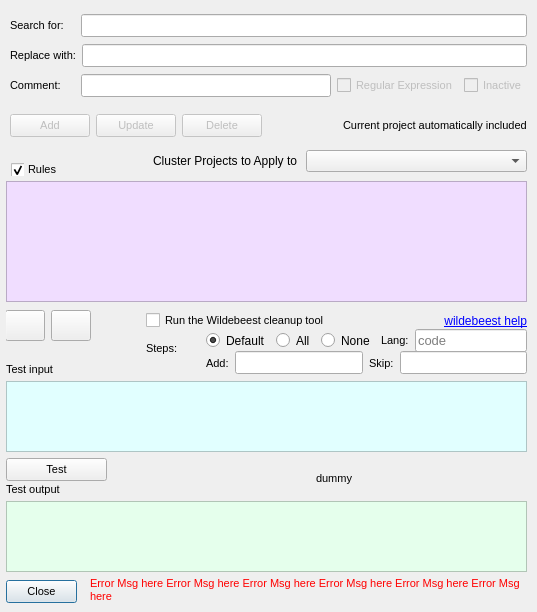
Before: the Qt Designer form Dev/Lib/Windows/TextInOut.ui in rmlockwood/FLExTrans, drawn with Qt 5.
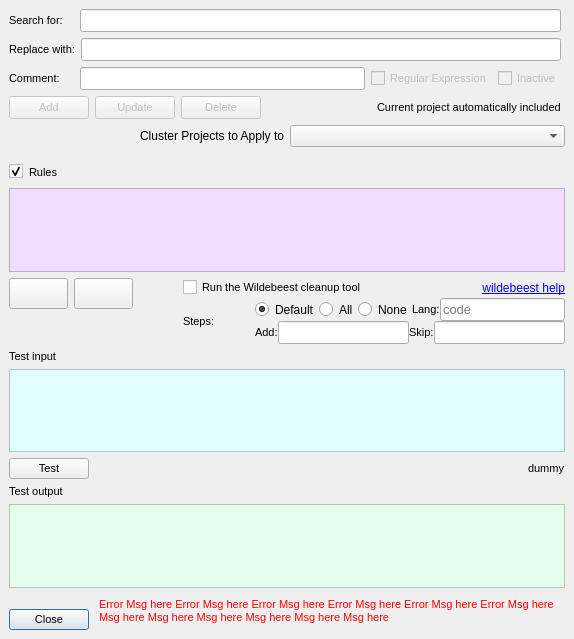
After: the same form once the commit is applied.

```diff
--- a/Dev/Lib/Windows/TextInOut.ui
+++ b/Dev/Lib/Windows/TextInOut.ui
@@ -6,28 +6,56 @@
    <rect>
     <x>0</x>
     <y>0</y>
-    <width>537</width>
-    <height>612</height>
+    <width>574</width>
+    <height>639</height>
    </rect>
   </property>
   <property name="windowTitle">
    <string>Text Out Rules</string>
   </property>
   <widget class="QWidget" name="centralwidget">
-   <widget class="QWidget" name="layoutWidget">
-    <property name="geometry">
-     <rect>
-      <x>10</x>
-      <y>40</y>
-      <width>521</width>
-      <height>31</height>
-     </rect>
+   <layout class="QVBoxLayout" name="verticalLayout">
+    <property name="bottomMargin">
+     <number>0</number>
     </property>
+    <item>
+     <layout class="QHBoxLayout" name="horizontalLayout_2">
+      <property name="rightMargin">
+       <number>4</number>
+      </property>
+      <item>
+       <widget class="QLabel" name="searchLabel">
+        <property name="minimumSize">
+         <size>
+          <width>65</width>
+          <height>0</height>
+         </size>
+        </property>
+        <property name="font">
+         <font>
+          <pointsize>8</pointsize>
+         </font>
+        </property>
+        <property name="text">
+         <string>Search for:</string>
+        </property>
+       </widget>
+      </item>
+      <item>
+       <widget class="QLineEdit" name="searchTextBox">
     <property name="font">
      <font>
       <pointsize>10</pointsize>
      </font>
     </property>
+        <property name="layoutDirection">
+         <enum>Qt::LeftToRight</enum>
+        </property>
+       </widget>
+      </item>
+     </layout>
+    </item>
+    <item>
     <layout class="QHBoxLayout" name="horizontalLayout">
      <property name="rightMargin">
       <number>4</number>
@@ -57,21 +85,78 @@
       </widget>
      </item>
     </layout>
-   </widget>
-   <widget class="QWidget" name="layoutWidget_2">
-    <property name="geometry">
-     <rect>
-      <x>10</x>
-      <y>110</y>
-      <width>521</width>
-      <height>31</height>
-     </rect>
-    </property>
+    </item>
+    <item>
+     <layout class="QHBoxLayout" name="horizontalLayout_3">
+      <property name="rightMargin">
+       <number>4</number>
+      </property>
+      <item>
+       <widget class="QLabel" name="commentLabel">
+        <property name="minimumSize">
+         <size>
+          <width>65</width>
+          <height>0</height>
+         </size>
+        </property>
+        <property name="font">
+         <font>
+          <pointsize>8</pointsize>
+         </font>
+        </property>
+        <property name="text">
+         <string>Comment:</string>
+        </property>
+       </widget>
+      </item>
+      <item>
+       <widget class="QLineEdit" name="commentTextBox">
     <property name="font">
      <font>
       <pointsize>10</pointsize>
      </font>
     </property>
+       </widget>
+      </item>
+      <item>
+       <widget class="QCheckBox" name="regexCheckBox">
+        <property name="enabled">
+         <bool>false</bool>
+        </property>
+        <property name="font">
+         <font>
+          <pointsize>8</pointsize>
+         </font>
+        </property>
+        <property name="toolTip">
+         <string>Treat the search and replace text as regular expressions.</string>
+        </property>
+        <property name="text">
+         <string>Regular Expression</string>
+        </property>
+       </widget>
+      </item>
+      <item>
+       <widget class="QCheckBox" name="inactiveCheckBox">
+        <property name="enabled">
+         <bool>false</bool>
+        </property>
+        <property name="font">
+         <font>
+          <pointsize>8</pointsize>
+         </font>
+        </property>
+        <property name="toolTip">
+         <string/>
+        </property>
+        <property name="text">
+         <string>Inactive</string>
+        </property>
+       </widget>
+      </item>
+     </layout>
+    </item>
+    <item>
     <layout class="QHBoxLayout" name="buttonLayout">
      <property name="sizeConstraint">
       <enum>QLayout::SetNoConstraint</enum>
@@ -213,149 +298,11 @@
       </widget>
      </item>
     </layout>
-   </widget>
-   <widget class="QWidget" name="layoutWidget_4">
-    <property name="geometry">
-     <rect>
-      <x>10</x>
-      <y>10</y>
-      <width>521</width>
-      <height>31</height>
-     </rect>
-    </property>
-    <property name="font">
-     <font>
-      <pointsize>10</pointsize>
-     </font>
-    </property>
-    <layout class="QHBoxLayout" name="horizontalLayout_2">
-     <property name="rightMargin">
-      <number>4</number>
-     </property>
-     <item>
-      <widget class="QLabel" name="searchLabel">
-       <property name="minimumSize">
-        <size>
-         <width>65</width>
-         <height>0</height>
-        </size>
-       </property>
-       <property name="font">
-        <font>
-         <pointsize>8</pointsize>
-        </font>
-       </property>
-       <property name="text">
-        <string>Search for:</string>
-       </property>
-      </widget>
      </item>
      <item>
-      <widget class="QLineEdit" name="searchTextBox">
-       <property name="font">
-        <font>
-         <pointsize>10</pointsize>
-        </font>
-       </property>
-       <property name="layoutDirection">
-        <enum>Qt::LeftToRight</enum>
-       </property>
-      </widget>
-     </item>
-    </layout>
-   </widget>
-   <widget class="QWidget" name="layoutWidget_5">
-    <property name="geometry">
-     <rect>
-      <x>10</x>
-      <y>70</y>
-      <width>521</width>
-      <height>31</height>
-     </rect>
-    </property>
-    <property name="font">
-     <font>
-      <pointsize>10</pointsize>
-     </font>
-    </property>
-    <layout class="QHBoxLayout" name="horizontalLayout_3">
-     <property name="rightMargin">
-      <number>4</number>
-     </property>
+     <layout class="QHBoxLayout" name="horizontalLayout_7">
      <item>
-      <widget class="QLabel" name="commentLabel">
-       <property name="minimumSize">
-        <size>
-         <width>65</width>
-         <height>0</height>
-        </size>
-       </property>
-       <property name="font">
-        <font>
-         <pointsize>8</pointsize>
-        </font>
-       </property>
-       <property name="text">
-        <string>Comment:</string>
-       </property>
-      </widget>
-     </item>
-     <item>
-      <widget class="QLineEdit" name="commentTextBox">
-       <property name="font">
-        <font>
-         <pointsize>10</pointsize>
-        </font>
-       </property>
-      </widget>
-     </item>
-     <item>
-      <widget class="QCheckBox" name="regexCheckBox">
-       <property name="enabled">
-        <bool>false</bool>
-       </property>
-       <property name="font">
-        <font>
-         <pointsize>8</pointsize>
-        </font>
-       </property>
-       <property name="toolTip">
-        <string>Treat the search and replace text as regular expressions.</string>
-       </property>
-       <property name="text">
-        <string>Regular Expression</string>
-       </property>
-      </widget>
-     </item>
-     <item>
-      <widget class="QCheckBox" name="inactiveCheckBox">
-       <property name="enabled">
-        <bool>false</bool>
-       </property>
-       <property name="font">
-        <font>
-         <pointsize>8</pointsize>
-        </font>
-       </property>
-       <property name="toolTip">
-        <string/>
-       </property>
-       <property name="text">
-        <string>Inactive</string>
-       </property>
-      </widget>
-     </item>
-    </layout>
-   </widget>
    <widget class="QLabel" name="clusterProjectsLabel">
-    <property name="geometry">
-     <rect>
-      <x>66</x>
-      <y>150</y>
-      <width>231</width>
-      <height>21</height>
-     </rect>
-    </property>
     <property name="text">
      <string>Cluster Projects to Apply to</string>
     </property>
@@ -363,35 +310,240 @@
      <set>Qt::AlignRight|Qt::AlignTrailing|Qt::AlignVCenter</set>
     </property>
    </widget>
-   <widget class="QComboBox" name="clusterProjectsComboBox">
-    <property name="geometry">
-     <rect>
-      <x>306</x>
-      <y>150</y>
-      <width>221</width>
-      <height>22</height>
-     </rect>
-    </property>
-   </widget>
+      </item>
+      <item>
+       <widget class="QComboBox" name="clusterProjectsComboBox"/>
+      </item>
+     </layout>
+    </item>
+    <item>
    <widget class="QWidget" name="widgetContainer" native="true">
-    <property name="geometry">
-     <rect>
-      <x>6</x>
-      <y>150</y>
-      <width>521</width>
-      <height>461</height>
-     </rect>
-    </property>
-    <widget class="QWidget" name="horizontalLayoutWidget">
-     <property name="geometry">
-      <rect>
-       <x>200</x>
-       <y>179</y>
-       <width>321</width>
-       <height>24</height>
-      </rect>
-     </property>
-     <layout class="QHBoxLayout" name="horizontalLayout_4">
+      <layout class="QVBoxLayout" name="verticalLayout_3">
+       <property name="leftMargin">
+        <number>0</number>
+       </property>
+       <property name="rightMargin">
+        <number>0</number>
+       </property>
+       <item>
+        <layout class="QHBoxLayout" name="horizontalLayout_8">
+         <item>
+          <widget class="QCheckBox" name="selectAllCheckBox">
+           <property name="text">
+            <string/>
+           </property>
+           <property name="checked">
+            <bool>true</bool>
+           </property>
+           <property name="tristate">
+            <bool>true</bool>
+           </property>
+          </widget>
+         </item>
+         <item>
+          <widget class="QLabel" name="rulesLabel">
+           <property name="font">
+            <font>
+             <pointsize>8</pointsize>
+            </font>
+           </property>
+           <property name="text">
+            <string>Rules</string>
+           </property>
+          </widget>
+         </item>
+         <item>
+          <spacer name="horizontalSpacer_2">
+           <property name="orientation">
+            <enum>Qt::Horizontal</enum>
+           </property>
+           <property name="sizeHint" stdset="0">
+            <size>
+             <width>40</width>
+             <height>20</height>
+            </size>
+           </property>
+          </spacer>
+         </item>
+        </layout>
+       </item>
+       <item>
+        <widget class="QListView" name="rulesList">
+         <property name="minimumSize">
+          <size>
+           <width>0</width>
+           <height>26</height>
+          </size>
+         </property>
+         <property name="font">
+          <font>
+           <pointsize>10</pointsize>
+          </font>
+         </property>
+         <property name="styleSheet">
+          <string notr="true">background-color: rgb(240, 221, 255);</string>
+         </property>
+         <property name="editTriggers">
+          <set>QAbstractItemView::EditKeyPressed</set>
+         </property>
+        </widget>
+       </item>
+       <item>
+        <layout class="QHBoxLayout" name="horizontalLayout_9">
+         <item alignment="Qt::AlignTop">
+          <widget class="QPushButton" name="moveUpButton">
+           <property name="minimumSize">
+            <size>
+             <width>40</width>
+             <height>30</height>
+            </size>
+           </property>
+           <property name="font">
+            <font>
+             <pointsize>14</pointsize>
+            </font>
+           </property>
+           <property name="toolTip">
+            <string>Move the selected rule up.</string>
+           </property>
+           <property name="text">
+            <string notr="true"/>
+           </property>
+          </widget>
+         </item>
+         <item alignment="Qt::AlignTop">
+          <widget class="QPushButton" name="moveDownButton">
+           <property name="minimumSize">
+            <size>
+             <width>40</width>
+             <height>30</height>
+            </size>
+           </property>
+           <property name="font">
+            <font>
+             <pointsize>14</pointsize>
+            </font>
+           </property>
+           <property name="toolTip">
+            <string>Move the selected rule down.</string>
+           </property>
+           <property name="text">
+            <string/>
+           </property>
+          </widget>
+         </item>
+         <item>
+          <spacer name="horizontalSpacer_3">
+           <property name="orientation">
+            <enum>Qt::Horizontal</enum>
+           </property>
+           <property name="sizeHint" stdset="0">
+            <size>
+             <width>40</width>
+             <height>20</height>
+            </size>
+           </property>
+          </spacer>
+         </item>
+         <item>
+          <layout class="QVBoxLayout" name="verticalLayout_2">
+           <property name="spacing">
+            <number>0</number>
+           </property>
+           <item>
+            <layout class="QHBoxLayout" name="horizontalLayout_6">
+             <item>
+              <widget class="QCheckBox" name="wildebeestCheckBox">
+               <property name="enabled">
+                <bool>true</bool>
+               </property>
+               <property name="font">
+                <font>
+                 <pointsize>8</pointsize>
+                </font>
+               </property>
+               <property name="toolTip">
+                <string>This tool will run before other rules.</string>
+               </property>
+               <property name="text">
+                <string notr="true">Run the Wildebeest cleanup tool</string>
+               </property>
+              </widget>
+             </item>
+             <item>
+              <spacer name="horizontalSpacer_6">
+               <property name="orientation">
+                <enum>Qt::Horizontal</enum>
+               </property>
+               <property name="sizeHint" stdset="0">
+                <size>
+                 <width>40</width>
+                 <height>20</height>
+                </size>
+               </property>
+              </spacer>
+             </item>
+             <item>
+              <widget class="QLabel" name="WBlinkLabel">
+               <property name="text">
+                <string notr="true">&lt;html&gt;&lt;head/&gt;&lt;body&gt;&lt;p&gt;&lt;a href=&quot;https://github.com/uhermjakob/wildebeest&quot;&gt;&lt;span style=&quot; text-decoration: underline; color:#0000ff;&quot;&gt;wildebeest help&lt;/span&gt;&lt;/a&gt;&lt;/p&gt;&lt;/body&gt;&lt;/html&gt;</string>
+               </property>
+               <property name="textFormat">
+                <enum>Qt::RichText</enum>
+               </property>
+               <property name="alignment">
+                <set>Qt::AlignRight|Qt::AlignTrailing|Qt::AlignVCenter</set>
+               </property>
+               <property name="openExternalLinks">
+                <bool>true</bool>
+               </property>
+               <property name="textInteractionFlags">
+                <set>Qt::TextBrowserInteraction</set>
+               </property>
+              </widget>
+             </item>
+            </layout>
+           </item>
+           <item>
+            <layout class="QHBoxLayout" name="horizontalLayout_16">
+             <item>
+              <widget class="QLabel" name="WBstepsLabel">
+               <property name="minimumSize">
+                <size>
+                 <width>0</width>
+                 <height>0</height>
+                </size>
+               </property>
+               <property name="font">
+                <font>
+                 <pointsize>8</pointsize>
+                </font>
+               </property>
+               <property name="text">
+                <string>Steps:</string>
+               </property>
+              </widget>
+             </item>
+             <item>
+              <spacer name="horizontalSpacer_4">
+               <property name="orientation">
+                <enum>Qt::Horizontal</enum>
+               </property>
+               <property name="sizeHint" stdset="0">
+                <size>
+                 <width>40</width>
+                 <height>20</height>
+                </size>
+               </property>
+              </spacer>
+             </item>
+             <item>
+              <layout class="QVBoxLayout" name="verticalLayout_5">
+               <property name="spacing">
+                <number>0</number>
+               </property>
+               <item>
+                <layout class="QHBoxLayout" name="horizontalLayout_5">
       <item>
        <widget class="QRadioButton" name="WBstepsDefaultRadio">
         <property name="maximumSize">
@@ -483,38 +635,9 @@
        </widget>
       </item>
      </layout>
-    </widget>
-    <widget class="QPushButton" name="testButton">
-     <property name="geometry">
-      <rect>
-       <x>0</x>
-       <y>308</y>
-       <width>101</width>
-       <height>23</height>
-      </rect>
-     </property>
-     <property name="font">
-      <font>
-       <pointsize>8</pointsize>
-      </font>
-     </property>
-     <property name="toolTip">
-      <string>Test the checked rules above with the input text.</string>
-     </property>
-     <property name="text">
-      <string>Test</string>
-     </property>
-    </widget>
-    <widget class="QWidget" name="horizontalLayoutWidget_2">
-     <property name="geometry">
-      <rect>
-       <x>200</x>
-       <y>201</y>
-       <width>321</width>
-       <height>24</height>
-      </rect>
-     </property>
-     <layout class="QHBoxLayout" name="horizontalLayout_5">
+               </item>
+               <item>
+                <layout class="QHBoxLayout" name="horizontalLayout_17">
       <item>
        <widget class="QLabel" name="WBaddLabel">
         <property name="minimumSize">
@@ -578,16 +701,17 @@
        </widget>
       </item>
      </layout>
-    </widget>
+               </item>
+              </layout>
+             </item>
+            </layout>
+           </item>
+          </layout>
+         </item>
+        </layout>
+       </item>
+       <item>
     <widget class="QLabel" name="testInputLabel">
-     <property name="geometry">
-      <rect>
-       <x>0</x>
-       <y>211</y>
-       <width>211</width>
-       <height>16</height>
-      </rect>
-     </property>
      <property name="font">
       <font>
        <pointsize>8</pointsize>
@@ -597,75 +721,14 @@
       <string>Test input</string>
      </property>
     </widget>
-    <widget class="QLabel" name="testInputLabel_2">
-     <property name="geometry">
-      <rect>
-       <x>0</x>
-       <y>331</y>
-       <width>221</width>
-       <height>16</height>
-      </rect>
-     </property>
-     <property name="font">
-      <font>
-       <pointsize>8</pointsize>
-      </font>
-     </property>
-     <property name="text">
-      <string>Test output</string>
-     </property>
-    </widget>
-    <widget class="QCheckBox" name="selectAllCheckBox">
-     <property name="geometry">
-      <rect>
-       <x>5</x>
-       <y>13</y>
-       <width>13</width>
-       <height>13</height>
-      </rect>
-     </property>
-     <property name="text">
-      <string/>
-     </property>
-     <property name="checked">
-      <bool>true</bool>
-     </property>
-     <property name="tristate">
-      <bool>true</bool>
-     </property>
-    </widget>
-    <widget class="QLabel" name="WBstepsLabel">
-     <property name="geometry">
-      <rect>
-       <x>140</x>
-       <y>183</y>
-       <width>61</width>
-       <height>31</height>
-      </rect>
-     </property>
-     <property name="minimumSize">
-      <size>
-       <width>0</width>
-       <height>0</height>
-      </size>
-     </property>
-     <property name="font">
-      <font>
-       <pointsize>8</pointsize>
-      </font>
-     </property>
-     <property name="text">
-      <string>Steps:</string>
-     </property>
-    </widget>
+       </item>
+       <item>
     <widget class="QTextEdit" name="inputText">
-     <property name="geometry">
-      <rect>
-       <x>0</x>
-       <y>231</y>
-       <width>521</width>
-       <height>71</height>
-      </rect>
+         <property name="minimumSize">
+          <size>
+           <width>0</width>
+           <height>23</height>
+          </size>
      </property>
      <property name="font">
       <font>
@@ -683,35 +746,70 @@
 &lt;p style=&quot;-qt-paragraph-type:empty; margin-top:0px; margin-bottom:0px; margin-left:0px; margin-right:0px; -qt-block-indent:0; text-indent:0px;&quot;&gt;&lt;br /&gt;&lt;/p&gt;&lt;/body&gt;&lt;/html&gt;</string>
      </property>
     </widget>
-    <widget class="QListView" name="rulesList">
-     <property name="geometry">
-      <rect>
-       <x>0</x>
-       <y>31</y>
-       <width>521</width>
-       <height>121</height>
-      </rect>
-     </property>
+       </item>
+       <item>
+        <layout class="QHBoxLayout" name="horizontalLayout_18">
+         <item>
+          <widget class="QPushButton" name="testButton">
+           <property name="font">
+            <font>
+             <pointsize>8</pointsize>
+            </font>
+           </property>
+           <property name="toolTip">
+            <string>Test the checked rules above with the input text.</string>
+           </property>
+           <property name="text">
+            <string>Test</string>
+           </property>
+          </widget>
+         </item>
+         <item>
+          <spacer name="horizontalSpacer_7">
+           <property name="orientation">
+            <enum>Qt::Horizontal</enum>
+           </property>
+           <property name="sizeHint" stdset="0">
+            <size>
+             <width>40</width>
+             <height>20</height>
+            </size>
+           </property>
+          </spacer>
+         </item>
+         <item>
+          <widget class="QLabel" name="dummyLabel">
      <property name="font">
       <font>
-       <pointsize>10</pointsize>
-      </font>
-     </property>
-     <property name="styleSheet">
-      <string notr="true">background-color: rgb(240, 221, 255);</string>
-     </property>
-     <property name="editTriggers">
-      <set>QAbstractItemView::EditKeyPressed</set>
-     </property>
-    </widget>
+             <pointsize>8</pointsize>
+            </font>
+           </property>
+           <property name="text">
+            <string>dummy</string>
+           </property>
+          </widget>
+         </item>
+        </layout>
+       </item>
+       <item>
+        <widget class="QLabel" name="testInputLabel_2">
+         <property name="font">
+          <font>
+           <pointsize>8</pointsize>
+          </font>
+         </property>
+         <property name="text">
+          <string>Test output</string>
+         </property>
+        </widget>
+       </item>
+       <item>
     <widget class="QTextEdit" name="outputText">
-     <property name="geometry">
-      <rect>
-       <x>0</x>
-       <y>351</y>
-       <width>521</width>
-       <height>71</height>
-      </rect>
+         <property name="minimumSize">
+          <size>
+           <width>0</width>
+           <height>23</height>
+          </size>
      </property>
      <property name="font">
       <font>
@@ -741,15 +839,11 @@
       <string/>
      </property>
     </widget>
+       </item>
+       <item>
+        <layout class="QHBoxLayout" name="horizontalLayout_19">
+         <item alignment="Qt::AlignBottom">
     <widget class="QPushButton" name="OKButton">
-     <property name="geometry">
-      <rect>
-       <x>0</x>
-       <y>430</y>
-       <width>71</width>
-       <height>23</height>
-      </rect>
-     </property>
      <property name="font">
       <font>
        <pointsize>8</pointsize>
@@ -765,14 +859,14 @@
       <bool>true</bool>
      </property>
     </widget>
+         </item>
+         <item>
     <widget class="QTextEdit" name="errorTextBox">
-     <property name="geometry">
-      <rect>
-       <x>80</x>
-       <y>423</y>
-       <width>441</width>
+           <property name="maximumSize">
+            <size>
+             <width>16777215</width>
        <height>36</height>
-      </rect>
+            </size>
      </property>
      <property name="autoFillBackground">
       <bool>false</bool>
@@ -801,172 +895,19 @@
 &lt;html&gt;&lt;head&gt;&lt;meta name=&quot;qrichtext&quot; content=&quot;1&quot; /&gt;&lt;style type=&quot;text/css&quot;&gt;
 p, li { white-space: pre-wrap; }
 &lt;/style&gt;&lt;/head&gt;&lt;body style=&quot; font-family:'MS Shell Dlg 2'; font-size:8.25pt; font-weight:400; font-style:normal;&quot;&gt;
-&lt;p style=&quot; margin-top:5px; margin-bottom:5px; margin-left:0px; margin-right:0px; -qt-block-indent:0; text-indent:0px;&quot;&gt;Error Msg here Error Msg here Error Msg here Error Msg here Error Msg here Error Msg here &lt;/p&gt;&lt;/body&gt;&lt;/html&gt;</string>
+&lt;p style=&quot; margin-top:5px; margin-bottom:5px; margin-left:0px; margin-right:0px; -qt-block-indent:0; text-indent:0px;&quot;&gt;Error Msg here Error Msg here Error Msg here Error Msg here Error Msg here Error Msg here Msg here Msg here Msg here Msg here Msg here Msg here&lt;/p&gt;&lt;/body&gt;&lt;/html&gt;</string>
      </property>
      <property name="acceptRichText">
       <bool>false</bool>
      </property>
     </widget>
-    <widget class="QLabel" name="dummyLabel">
-     <property name="geometry">
-      <rect>
-       <x>310</x>
-       <y>320</y>
-       <width>51</width>
-       <height>16</height>
-      </rect>
-     </property>
-     <property name="font">
-      <font>
-       <pointsize>8</pointsize>
-      </font>
-     </property>
-     <property name="text">
-      <string>dummy</string>
-     </property>
-    </widget>
-    <widget class="QLabel" name="rulesLabel">
-     <property name="geometry">
-      <rect>
-       <x>22</x>
-       <y>11</y>
-       <width>130</width>
-       <height>16</height>
-      </rect>
-     </property>
-     <property name="font">
-      <font>
-       <pointsize>8</pointsize>
-      </font>
-     </property>
-     <property name="text">
-      <string>Rules</string>
-     </property>
-    </widget>
-    <widget class="QPushButton" name="moveUpButton">
-     <property name="geometry">
-      <rect>
-       <x>-1</x>
-       <y>160</y>
-       <width>40</width>
-       <height>31</height>
-      </rect>
-     </property>
-     <property name="minimumSize">
-      <size>
-       <width>40</width>
-       <height>30</height>
-      </size>
-     </property>
-     <property name="font">
-      <font>
-       <pointsize>14</pointsize>
-      </font>
-     </property>
-     <property name="toolTip">
-      <string>Move the selected rule up.</string>
-     </property>
-     <property name="text">
-      <string notr="true"/>
-     </property>
-    </widget>
-    <widget class="QPushButton" name="moveDownButton">
-     <property name="geometry">
-      <rect>
-       <x>45</x>
-       <y>160</y>
-       <width>40</width>
-       <height>31</height>
-      </rect>
-     </property>
-     <property name="minimumSize">
-      <size>
-       <width>40</width>
-       <height>30</height>
-      </size>
-     </property>
-     <property name="font">
-      <font>
-       <pointsize>14</pointsize>
-      </font>
-     </property>
-     <property name="toolTip">
-      <string>Move the selected rule down.</string>
-     </property>
-     <property name="text">
-      <string/>
-     </property>
-    </widget>
-    <widget class="QWidget" name="">
-     <property name="geometry">
-      <rect>
-       <x>140</x>
-       <y>160</y>
-       <width>381</width>
-       <height>22</height>
-      </rect>
-     </property>
-     <layout class="QHBoxLayout" name="horizontalLayout_6">
-      <item>
-       <widget class="QCheckBox" name="wildebeestCheckBox">
-        <property name="enabled">
-         <bool>true</bool>
-        </property>
-        <property name="font">
-         <font>
-          <pointsize>8</pointsize>
-         </font>
-        </property>
-        <property name="toolTip">
-         <string>This tool will run before other rules.</string>
-        </property>
-        <property name="text">
-         <string notr="true">Run the Wildebeest cleanup tool</string>
-        </property>
-       </widget>
-      </item>
-      <item>
-       <spacer name="horizontalSpacer_2">
-        <property name="orientation">
-         <enum>Qt::Horizontal</enum>
-        </property>
-        <property name="sizeHint" stdset="0">
-         <size>
-          <width>40</width>
-          <height>20</height>
-         </size>
-        </property>
-       </spacer>
-      </item>
-      <item>
-       <widget class="QLabel" name="WBlinkLabel">
-        <property name="text">
-         <string notr="true">&lt;html&gt;&lt;head/&gt;&lt;body&gt;&lt;p&gt;&lt;a href=&quot;https://github.com/uhermjakob/wildebeest&quot;&gt;&lt;span style=&quot; text-decoration: underline; color:#0000ff;&quot;&gt;wildebeest help&lt;/span&gt;&lt;/a&gt;&lt;/p&gt;&lt;/body&gt;&lt;/html&gt;</string>
-        </property>
-        <property name="textFormat">
-         <enum>Qt::RichText</enum>
-        </property>
-        <property name="alignment">
-         <set>Qt::AlignRight|Qt::AlignTrailing|Qt::AlignVCenter</set>
-        </property>
-        <property name="openExternalLinks">
-         <bool>true</bool>
-        </property>
-        <property name="textInteractionFlags">
-         <set>Qt::TextBrowserInteraction</set>
-        </property>
+         </item>
+        </layout>
+       </item>
+      </layout>
        </widget>
       </item>
      </layout>
-    </widget>
-   </widget>
-   <zorder>layoutWidget</zorder>
-   <zorder>layoutWidget_2</zorder>
-   <zorder>layoutWidget_4</zorder>
-   <zorder>layoutWidget_5</zorder>
-   <zorder>widgetContainer</zorder>
-   <zorder>clusterProjectsComboBox</zorder>
-   <zorder>clusterProjectsLabel</zorder>
   </widget>
  </widget>
  <tabstops>
```
Left out of the diff: 3 changed lines with no effect on the pictures. Lines whose indentation alone changed are shown as unchanged.
